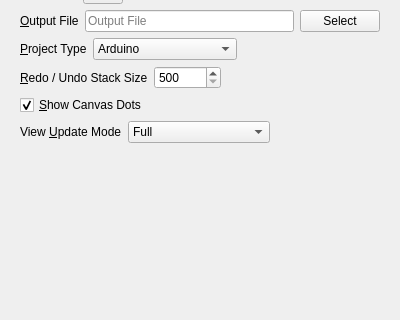
Before: the Qt Designer form UI/glitch-canvas-settings.ui in textbrowser/glitch, drawn with Qt 5; both pictures show x 0 to 400 and y 94 to 414 of the 400 by 500 pixel window.
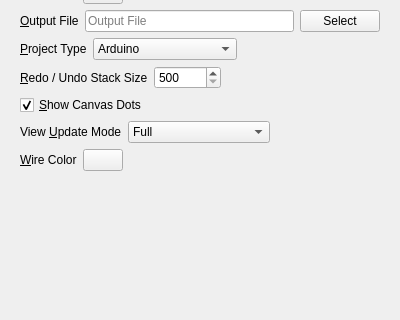
After: the same form once the commit is applied. Icons and pictures are not drawn.

Commit message: Wire color.

Diff of the .ui file:
```diff
--- a/UI/glitch-canvas-settings.ui
+++ b/UI/glitch-canvas-settings.ui
@@ -31,8 +31,8 @@
        <rect>
         <x>0</x>
         <y>0</y>
-        <width>382</width>
-        <height>451</height>
+        <width>388</width>
+        <height>448</height>
        </rect>
       </property>
       <layout class="QVBoxLayout" name="verticalLayout_2">
@@ -323,6 +323,40 @@
          </item>
         </layout>
        </item>
+       <item>
+        <layout class="QHBoxLayout" name="horizontalLayout_8">
+         <item>
+          <widget class="QLabel" name="label_8">
+           <property name="text">
+            <string>&amp;Wire Color</string>
+           </property>
+           <property name="buddy">
+            <cstring>wire_color</cstring>
+           </property>
+          </widget>
+         </item>
+         <item>
+          <widget class="QPushButton" name="wire_color">
+           <property name="text">
+            <string notr="true"/>
+           </property>
+          </widget>
+         </item>
+         <item>
+          <spacer name="horizontalSpacer_6">
+           <property name="orientation">
+            <enum>Qt::Horizontal</enum>
+           </property>
+           <property name="sizeHint" stdset="0">
+            <size>
+             <width>40</width>
+             <height>20</height>
+            </size>
+           </property>
+          </spacer>
+         </item>
+        </layout>
+       </item>
        <item>
         <spacer name="verticalSpacer">
          <property name="orientation">
```
